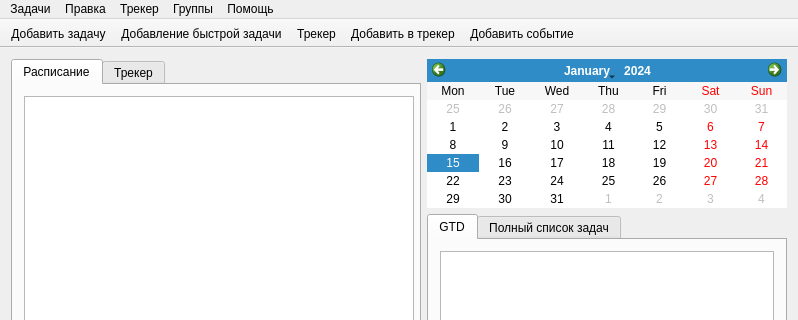
This is main.ui in makmary170/time_for_you as Qt 5 draws it before an edit; both pictures show x 0 to 798 and y 0 to 320 of the 798 by 578 pixel window. The edited form follows.
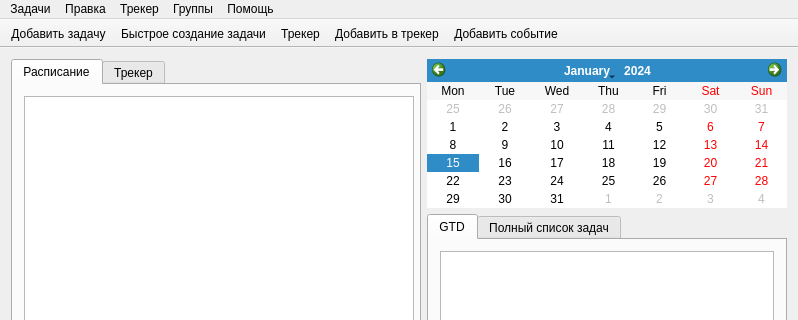
This is the edited form. Icons and pictures are not drawn.

Commit message: Доработан UI для создания быстрых задач

The edit to the form file:
```diff
--- a/main.ui
+++ b/main.ui
@@ -386,10 +386,7 @@
      <normaloff>icons/contract11.svg</normaloff>icons/contract11.svg</iconset>
    </property>
    <property name="text">
-    <string>Добавление быстрой задачи</string>
-   </property>
-   <property name="toolTip">
-    <string>Добавление быстрой задачи</string>
+    <string>Быстрое создание задачи</string>
    </property>
   </action>
   <action name="tracker_bar">
```
Left out of the diff: 4 changed lines with no effect on the pictures. The commit also changes 5 other files.
